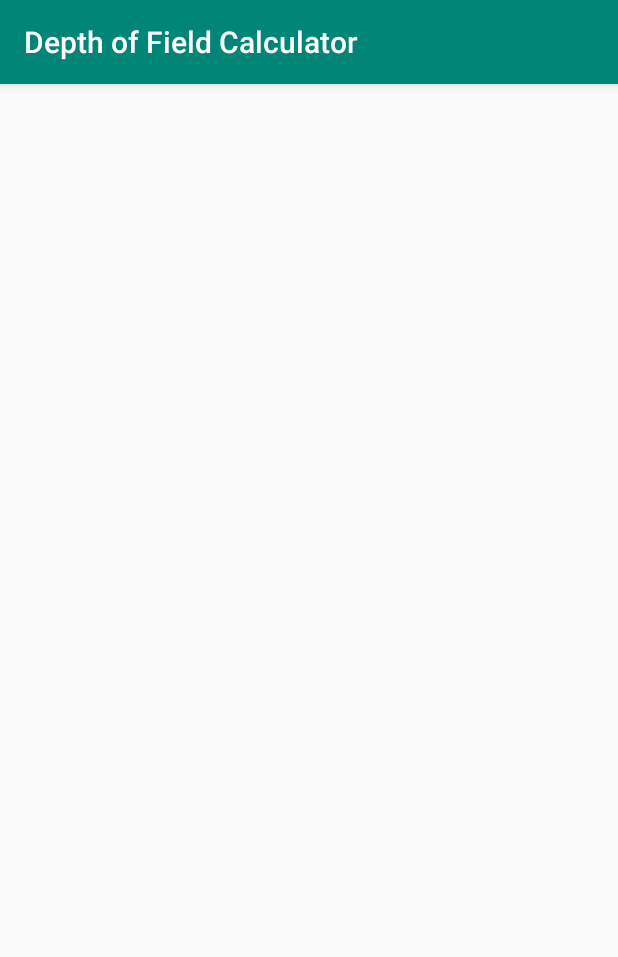
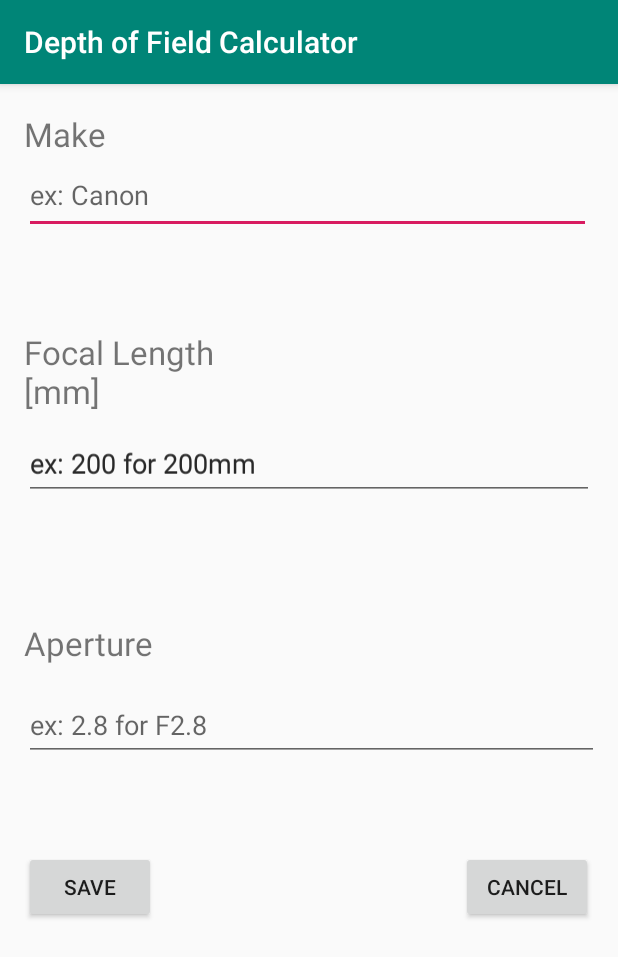
Before and after one commit to daniellenix/DepthOfFieldCalculator, an Android app: the SecondActivity screen opened directly, with no data from a screen before it, on a phone screen of 412 x 824 dp. Shown: the top 957 px of the screen. Run offline under Robolectric (Android 15) with nearby library versions, the light colour scheme and no system bars.

Commit message:
Fix layout aesthetics.

```diff
--- a/app/src/main/java/com/example/cmpt276a2/MainActivity.java
+++ b/app/src/main/java/com/example/cmpt276a2/MainActivity.java
@@ -72,7 +72,6 @@ public class MainActivity extends AppCompatActivity {
     }
 
     private void clickLens() {
-
         ListView list = findViewById(R.id.listViewMain);
         list.setOnItemClickListener(new AdapterView.OnItemClickListener() {
             @Override
--- a/app/src/main/java/com/example/cmpt276a2/model/DepthCalculator.java
+++ b/app/src/main/java/com/example/cmpt276a2/model/DepthCalculator.java
@@ -5,7 +5,7 @@ package com.example.cmpt276a2.model;
  */
 public class DepthCalculator {
 
-    private static final double COC = 0.029;      // COC = "circle of confusion".
+//    private static final double COC = 0.029;      // COC = "circle of confusion".
     static double inf = Double.POSITIVE_INFINITY; // value produced when distance is bigger than the hyper focal point.
 
     /**
@@ -13,8 +13,8 @@ public class DepthCalculator {
      * @param focalLength of lens.
      * @param aperture of lens.
      */
-    public double hyperFocalDistance(int focalLength, double aperture) {
-        double answer = (double)focalLength * (double)focalLength / (aperture * COC);
+    public double hyperFocalDistance(int focalLength, double aperture, double coc) {
+        double answer = (double)focalLength * (double)focalLength / (aperture * coc);
         return answer / 1000;
     }
 
--- a/app/src/main/res/layout/activity_main.xml
+++ b/app/src/main/res/layout/activity_main.xml
@@ -8,10 +8,11 @@
 
     <ListView
         android:id="@+id/listViewMain"
-        android:layout_width="392dp"
-        android:layout_height="331dp"
+        android:layout_width="323dp"
+        android:layout_height="334dp"
         android:layout_marginTop="16dp"
         app:layout_constraintEnd_toStartOf="@+id/guideline4"
+        app:layout_constraintHorizontal_bias="0.34"
         app:layout_constraintStart_toStartOf="@+id/guideline3"
         app:layout_constraintTop_toTopOf="@+id/guideline"></ListView>
 
--- /dev/null
+++ b/app/src/main/res/layout/activity_second.xml
@@ -0,0 +1,129 @@
+<?xml version="1.0" encoding="utf-8"?>
+<androidx.constraintlayout.widget.ConstraintLayout xmlns:android="http://schemas.android.com/apk/res/android"
+    xmlns:app="http://schemas.android.com/apk/res-auto"
+    xmlns:tools="http://schemas.android.com/tools"
+    android:layout_width="match_parent"
+    android:layout_height="match_parent"
+    tools:context=".SecondActivity">
+
+    <com.google.android.material.textfield.TextInputLayout
+        android:id="@+id/make"
+        android:layout_width="409dp"
+        android:layout_height="wrap_content"
+        android:layout_marginTop="58dp"
+        app:layout_constraintStart_toStartOf="@+id/makeInput"
+        app:layout_constraintTop_toTopOf="@+id/makeInput">
+
+    </com.google.android.material.textfield.TextInputLayout>
+
+    <com.google.android.material.textfield.TextInputEditText
+        android:id="@+id/makeInput"
+        android:layout_width="378dp"
+        android:layout_height="52dp"
+        android:hint="ex: Canon"
+        app:layout_constraintStart_toStartOf="@+id/guideline5"
+        app:layout_constraintTop_toTopOf="@+id/guideline7" />
+
+    <com.google.android.material.textfield.TextInputLayout
+        android:id="@+id/focalLength"
+        android:layout_width="380dp"
+        android:layout_height="57dp"
+        android:hint="ex: 200 for 200mm"
+        app:layout_constraintBottom_toTopOf="@+id/aperture"
+        app:layout_constraintStart_toStartOf="@+id/guideline5"
+        app:layout_constraintTop_toBottomOf="@+id/makeInput">
+
+        <com.google.android.material.textfield.TextInputEditText
+            android:id="@+id/focalLengthInput"
+            android:layout_width="match_parent"
+            android:layout_height="47dp"
+            android:hint="ex: 200 for 200mm" />
+    </com.google.android.material.textfield.TextInputLayout>
+
+    <com.google.android.material.textfield.TextInputLayout
+        android:id="@+id/aperture"
+        android:layout_width="383dp"
+        android:layout_height="84dp"
+        app:layout_constraintBottom_toBottomOf="parent"
+        app:layout_constraintStart_toStartOf="@+id/guideline5"
+        app:layout_constraintTop_toTopOf="@+id/make">
+
+        <com.google.android.material.textfield.TextInputEditText
+            android:id="@+id/apertureInput"
+            android:layout_width="match_parent"
+            android:layout_height="wrap_content"
+            android:hint="ex: 2.8 for F2.8" />
+    </com.google.android.material.textfield.TextInputLayout>
+
+    <androidx.constraintlayout.widget.Guideline
+        android:id="@+id/guideline5"
+        android:layout_width="wrap_content"
+        android:layout_height="wrap_content"
+        android:orientation="vertical"
+        app:layout_constraintGuide_percent="0.03892944" />
+
+    <androidx.constraintlayout.widget.Guideline
+        android:id="@+id/guideline6"
+        android:layout_width="wrap_content"
+        android:layout_height="wrap_content"
+        android:orientation="vertical"
+        app:layout_constraintGuide_percent="0.96" />
+
+    <androidx.constraintlayout.widget.Guideline
+        android:id="@+id/guideline7"
+        android:layout_width="wrap_content"
+        android:layout_height="wrap_content"
+        android:orientation="horizontal"
+        app:layout_constraintGuide_begin="48dp" />
+
+    <TextView
+        android:id="@+id/textViewMake"
+        android:layout_width="165dp"
+        android:layout_height="wrap_content"
+        android:text="Make"
+        android:textSize="22dp"
+        app:layout_constraintBottom_toTopOf="@+id/guideline7"
+        app:layout_constraintStart_toStartOf="@+id/guideline5" />
+
+    <TextView
+        android:id="@+id/textViewFocalLength"
+        android:layout_width="143dp"
+        android:layout_height="wrap_content"
+        android:layout_marginBottom="57dp"
+        android:text="Focal Length [mm]"
+        android:textSize="22dp"
+        app:layout_constraintBottom_toBottomOf="@+id/focalLength"
+        app:layout_constraintStart_toStartOf="@+id/guideline5" />
+
+    <TextView
+        android:id="@+id/textViewAperture"
+        android:layout_width="wrap_content"
+        android:layout_height="wrap_content"
+        android:layout_marginBottom="92dp"
+        android:text="Aperture"
+        android:textSize="22dp"
+        app:layout_constraintBottom_toBottomOf="@+id/aperture"
+        app:layout_constraintStart_toStartOf="@+id/guideline5" />
+
+    <Button
+        android:id="@+id/buttonSave"
+        android:layout_width="wrap_content"
+        android:layout_height="wrap_content"
+        android:layout_marginTop="116dp"
+        android:text="SAVE"
+        app:layout_constraintBottom_toBottomOf="parent"
+        app:layout_constraintStart_toStartOf="@+id/guideline5"
+        app:layout_constraintTop_toTopOf="@+id/aperture"
+        app:layout_constraintVertical_bias="0.0" />
+
+    <Button
+        android:id="@+id/buttonCancel"
+        android:layout_width="wrap_content"
+        android:layout_height="wrap_content"
+        android:layout_marginTop="116dp"
+        android:text="CANCEL"
+        app:layout_constraintBottom_toBottomOf="parent"
+        app:layout_constraintEnd_toStartOf="@+id/guideline6"
+        app:layout_constraintTop_toTopOf="@+id/aperture"
+        app:layout_constraintVertical_bias="0.0" />
+</androidx.constraintlayout.widget.ConstraintLayout>
```
Also changed, not shown: app/src/main/java/com/example/cmpt276a2/ThirdActivity.java (+18 -3 lines), app/src/main/res/layout/activity_third.xml (+37 -23 lines).
